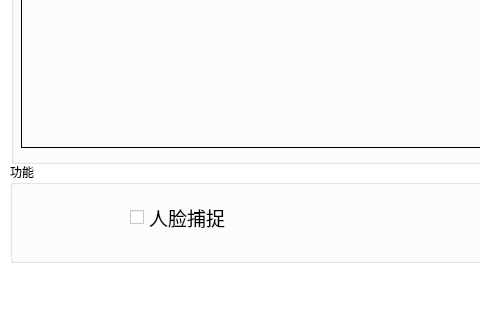
The window that GUIDesign.ui (Mitty-Hu/CGproject) describes before a commit, drawn with Qt 5; both pictures show x 0 to 480 and y 410 to 730 of the 1200 by 730 pixel window.
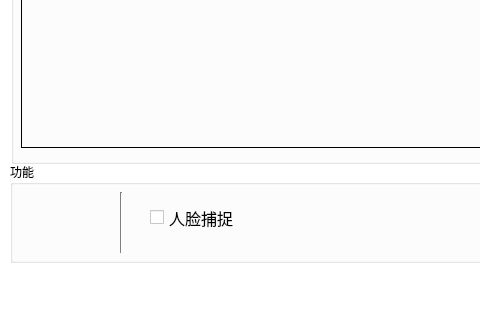
The same window after the commit. Icons and pictures are not drawn.

Diff of the .ui file:
```diff
--- a/GUIDesign.ui
+++ b/GUIDesign.ui
@@ -504,7 +504,7 @@
     <widget class="QCheckBox" name="checkbox_face">
      <property name="geometry">
       <rect>
-       <x>120</x>
+       <x>140</x>
        <y>40</y>
        <width>121</width>
        <height>31</height>
@@ -513,7 +513,7 @@
      <property name="font">
       <font>
        <family>Microsoft YaHei</family>
-       <pointsize>14</pointsize>
+       <pointsize>12</pointsize>
       </font>
      </property>
      <property name="text">
@@ -566,6 +566,19 @@
       </size>
      </property>
     </widget>
+    <widget class="Line" name="line">
+     <property name="geometry">
+      <rect>
+       <x>110</x>
+       <y>30</y>
+       <width>3</width>
+       <height>61</height>
+      </rect>
+     </property>
+     <property name="orientation">
+      <enum>Qt::Vertical</enum>
+     </property>
+    </widget>
    </widget>
    <widget class="QGroupBox" name="groupBox_2">
     <property name="geometry">
```
Left out of the diff: 8 changed lines with no effect on the pictures.
